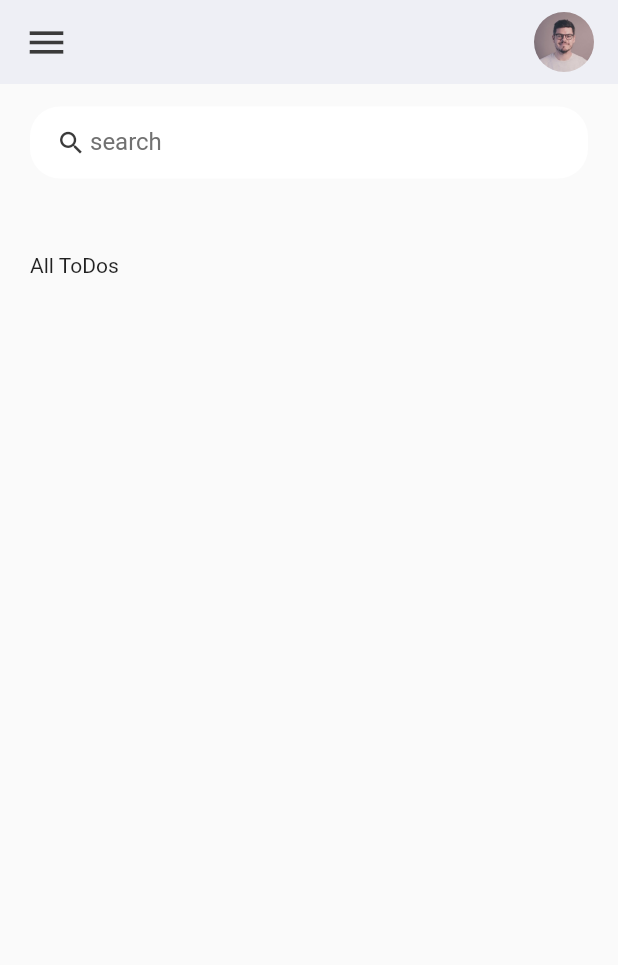
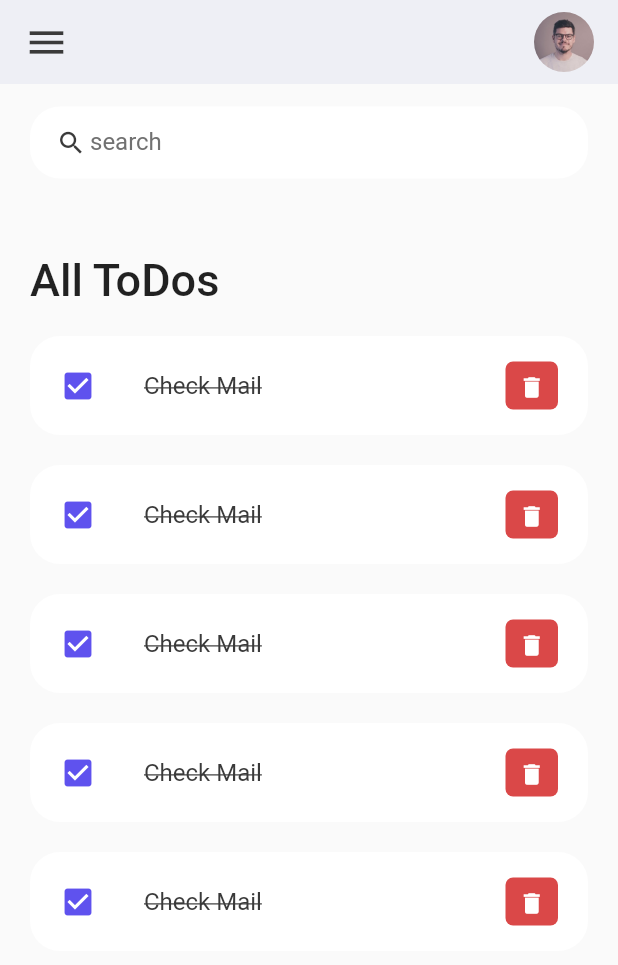
Before and after one commit to oluchristian/todo, a Flutter app: the screen it shows after launch, on a phone screen of 412 x 824 dp. Shown: the top 965 px of the screen. Run offline on Flutter 3.47's test engine with Material 2 defaults, Android fonts, the phone set to English and light mode, and no system bars.

Commit message:
improved code

```diff
--- a/lib/screens/home.dart
+++ b/lib/screens/home.dart
@@ -1,5 +1,6 @@
 import 'package:flutter/material.dart';
 import 'package:flutter_todo_app/constants/colors.dart';
+import 'package:flutter_todo_app/widgets/todo_item.dart';
 
 class Home extends StatelessWidget {
   const Home({super.key});
@@ -24,8 +25,19 @@ class Home extends StatelessWidget {
                       top: 50,
                       bottom: 20,
                     ),
-                    child: Text('All ToDos'),
+                    child: Text(
+                      'All ToDos',
+                      style: TextStyle(
+                        fontSize: 30,
+                        fontWeight: FontWeight.w500,
+                      ),
+                    ),
                   ),
+                  ToDoItem(),
+                  ToDoItem(),
+                  ToDoItem(),
+                  ToDoItem(),
+                  ToDoItem(),
                 ],
               ),
             ),
--- a/lib/widgets/todo_item.dart
+++ b/lib/widgets/todo_item.dart
@@ -1,10 +1,55 @@
 import 'package:flutter/material.dart';
+import 'package:flutter_todo_app/constants/colors.dart';
 
 class ToDoItem extends StatelessWidget {
   const ToDoItem({super.key});
 
   @override
   Widget build(BuildContext context) {
-    return Container(child: Text('TODO Item'),);
+    return Container(
+      margin: EdgeInsets.only(bottom: 20),
+      child: ListTile(
+        onTap: () {
+          print('Clicked on ToDo Item');
+        },
+        shape: RoundedRectangleBorder(
+          borderRadius: BorderRadius.circular(20),
+        ),
+        contentPadding: EdgeInsets.symmetric(horizontal: 20, vertical: 5),
+        tileColor: Colors.white,
+        leading: Icon(
+          Icons.check_box,
+          color: tdBlue,
+        ),
+        title: Text(
+          'Check Mail',
+          style: TextStyle(
+            fontSize: 16,
+            color: tdBlack,
+            decoration: TextDecoration.lineThrough,
+          ),
+        ),
+        trailing: Container(
+          padding: EdgeInsets.all(0),
+          margin: EdgeInsets.symmetric(vertical: 12),
+          height: 35,
+          width: 35,
+          decoration: BoxDecoration(
+            color: tdRed,
+            borderRadius: BorderRadius.circular(5),
+          ),
+          child: IconButton(
+            color: Colors.white,
+            iconSize: 18,
+            icon: Icon(
+              Icons.delete,
+            ),
+            onPressed: () {
+              print('Clicked on delete icon');
+            },
+          ),
+        ),
+      ),
+    );
   }
 }
```
